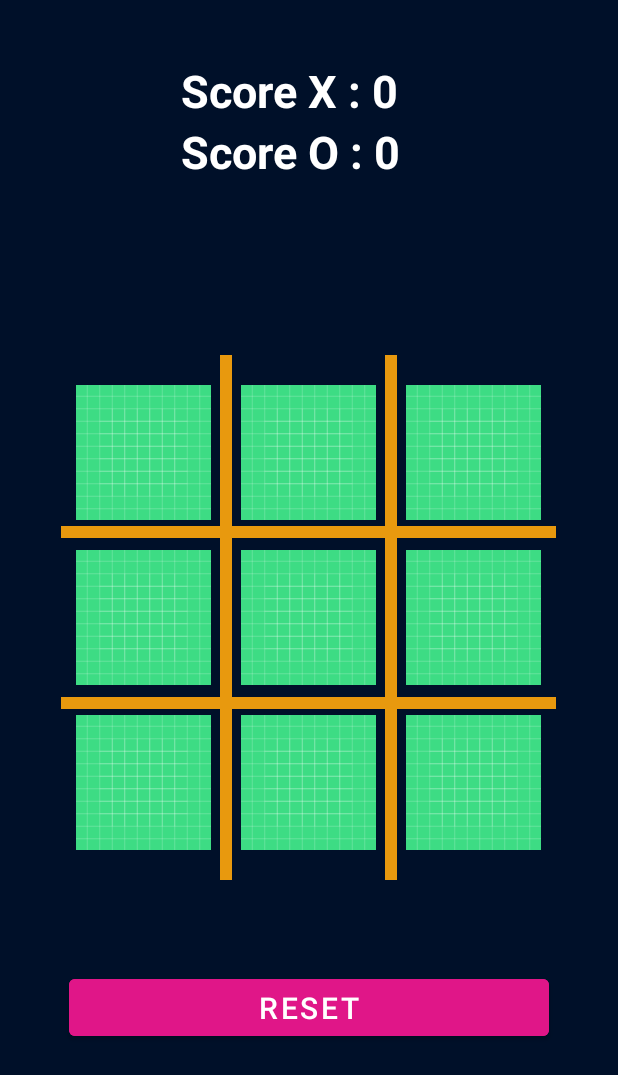
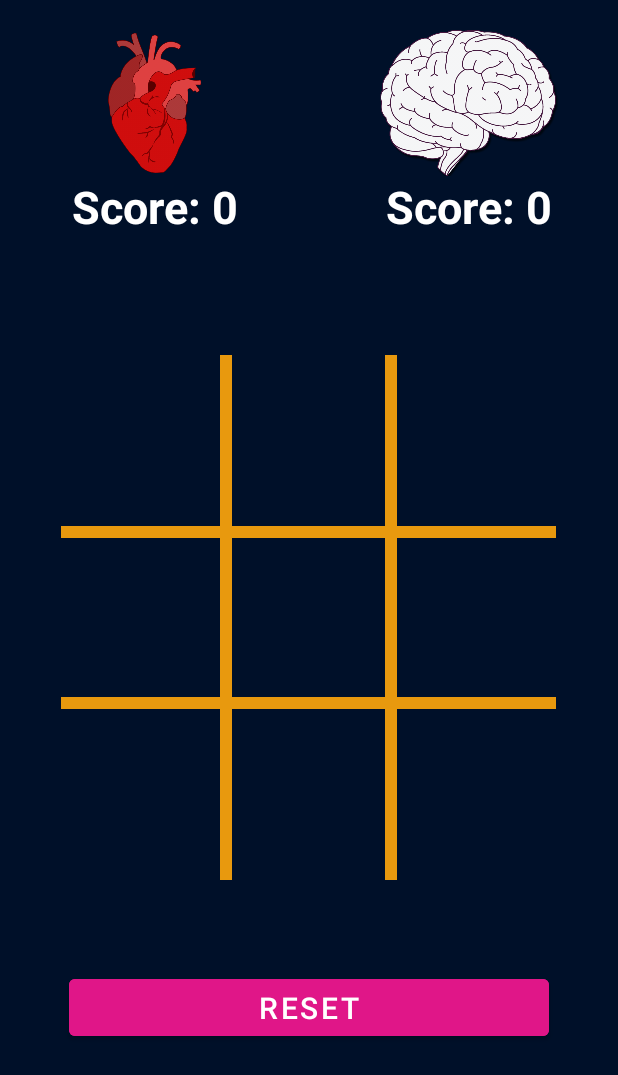
Before and after one commit to nastaran-motiee/tic-tac-toe, an Android app: the screen it shows after launch (MainActivity), on a phone screen of 412 x 824 dp. Shown: the top 1075 px of the screen. Run offline under Robolectric (Android 15) with nearby library versions, the phone set to English and light mode, and no system bars.

Commit message:
second commit

```diff
--- a/app/src/main/res/layout/activity_main.xml
+++ b/app/src/main/res/layout/activity_main.xml
@@ -9,54 +9,76 @@
 
     <!--Scores-->
     <LinearLayout
-        android:layout_width="250dp"
-        android:layout_height="wrap_content"
+        android:id="@+id/HeartFrame"
+        android:layout_width="206dp"
+        android:layout_height="143dp"
+        android:layout_marginTop="20dp"
+        android:layout_marginBottom="10dp"
         android:orientation="vertical"
-        android:paddingRight="40dp"
-        android:paddingLeft="40dp"
-        android:layout_marginTop="40dp"
-        android:layout_centerHorizontal="true">
+
+        >
+
+        <ImageView
+            android:id="@+id/imageView4"
+            android:layout_width="match_parent"
+            android:layout_height="97dp"
+            app:srcCompat="@drawable/cross" />
 
         <TextView
+            android:id="@+id/ScoreX"
             android:layout_width="match_parent"
-            android:layout_height="wrap_content"
-            android:text="Score X : 0"
+            android:layout_height="match_parent"
+            android:text="Score: 0"
+            android:textAlignment="center"
+            android:textColor="@color/white"
             android:textSize="30dp"
-            android:textColor="@color/white"
-            android:textStyle="bold"
-            android:id="@+id/ScoreX">
-
-        </TextView>
-
-        <TextView
-            android:layout_width="match_parent"
-            android:layout_height="wrap_content"
-            android:text="Score O : 0"
-            android:textSize="30dp"
-            android:textColor="@color/white"
-            android:textStyle="bold"
-            android:id="@+id/ScoreO">
+            android:textStyle="bold">
 
         </TextView>
     </LinearLayout>
 
-    <!--Button 1-->
+    <LinearLayout
+        android:layout_width="200dp"
+        android:layout_height="143dp"
+        android:layout_alignParentTop="true"
+        android:layout_alignParentEnd="true"
+        android:layout_marginTop="20dp"
+        android:layout_marginBottom="10dp"
+        android:orientation="vertical">
+
+        <ImageView
+            android:id="@+id/imageView5"
+            android:layout_width="match_parent"
+            android:layout_height="97dp"
+            app:srcCompat="@drawable/circle"/>
+
+        <TextView
+            android:id="@+id/ScoreO"
+            android:layout_width="match_parent"
+            android:layout_height="match_parent"
+            android:text="Score: 0"
+            android:textAlignment="center"
+            android:textColor="@color/white"
+            android:textSize="30dp"
+            android:textStyle="bold">
+
+        </TextView>
+
+    </LinearLayout>
+
     <RelativeLayout
         android:id="@+id/btn1"
         android:layout_width="90dp"
         android:layout_height="90dp"
-        android:layout_centerInParent="true"
         android:layout_above="@id/btn5"
         android:layout_toStartOf="@id/btn2"
         android:layout_marginBottom="20dp"
         android:background="#001029">
 
         <ImageView
+            android:id="@+id/buttonImage1"
             android:layout_width="match_parent"
-            android:layout_height="match_parent"
-            android:src="@drawable/ic_launcher_background"
-            android:id="@+id/buttonImage1">
-        </ImageView>
+            android:layout_height="match_parent"></ImageView>
 
     </RelativeLayout>
 
@@ -73,11 +95,9 @@
         android:background="#001029">
 
         <ImageView
+            android:id="@+id/buttonImage2"
             android:layout_width="match_parent"
-            android:layout_height="match_parent"
-            android:src="@drawable/ic_launcher_background"
-            android:id="@+id/buttonImage2">
-        </ImageView>
+            android:layout_height="match_parent"></ImageView>
 
     </RelativeLayout>
 
@@ -86,18 +106,15 @@
         android:id="@+id/btn3"
         android:layout_width="90dp"
         android:layout_height="90dp"
-        android:layout_centerInParent="true"
         android:layout_above="@id/btn5"
         android:layout_toEndOf="@id/btn2"
         android:layout_marginBottom="20dp"
         android:background="#001029">
 
         <ImageView
+            android:id="@+id/buttonImage3"
             android:layout_width="match_parent"
-            android:layout_height="match_parent"
-            android:src="@drawable/ic_launcher_background"
-            android:id="@+id/buttonImage3">
-        </ImageView>
+            android:layout_height="match_parent"></ImageView>
 
     </RelativeLayout>
 
@@ -111,11 +128,9 @@
         android:background="#001029">
 
         <ImageView
+            android:id="@+id/buttonImage4"
             android:layout_width="match_parent"
-            android:layout_height="match_parent"
-            android:src="@drawable/ic_launcher_background"
-            android:id="@+id/buttonImage4">
-        </ImageView>
+            android:layout_height="match_parent"></ImageView>
 
     </RelativeLayout>
 
@@ -130,11 +145,9 @@
         android:background="#001029">
 
         <ImageView
+            android:id="@+id/buttonImage5"
             android:layout_width="match_parent"
-            android:layout_height="match_parent"
-            android:src="@drawable/ic_launcher_background"
-            android:id="@+id/buttonImage5">
-        </ImageView>
+            android:layout_height="match_parent"></ImageView>
 
     </RelativeLayout>
 
@@ -148,11 +161,9 @@
         android:background="#001029">
 
         <ImageView
+            android:id="@+id/buttonImage6"
             android:layout_width="match_parent"
-            android:layout_height="match_parent"
-            android:src="@drawable/ic_launcher_background"
-            android:id="@+id/buttonImage6">
-        </ImageView>
+            android:layout_height="match_parent"></ImageView>
 
     </RelativeLayout>
 
@@ -168,11 +179,9 @@
         android:background="#001029">
 
         <ImageView
+            android:id="@+id/buttonImage7"
             android:layout_width="match_parent"
-            android:layout_height="match_parent"
-            android:src="@drawable/ic_launcher_background"
-            android:id="@+id/buttonImage7">
-        </ImageView>
+            android:layout_height="match_parent"></ImageView>
 
     </RelativeLayout>
 
@@ -189,11 +198,9 @@
         android:background="#001029">
 
         <ImageView
+            android:id="@+id/buttonImage8"
             android:layout_width="match_parent"
-            android:layout_height="match_parent"
-            android:src="@drawable/ic_launcher_background"
-            android:id="@+id/buttonImage8">
-        </ImageView>
+            android:layout_height="match_parent"></ImageView>
 
     </RelativeLayout>
 
@@ -209,11 +216,9 @@
         android:background="#001029">
 
         <ImageView
+            android:id="@+id/buttonImage9"
             android:layout_width="match_parent"
-            android:layout_height="match_parent"
-            android:src="@drawable/ic_launcher_background"
-            android:id="@+id/buttonImage9">
-        </ImageView>
+            android:layout_height="match_parent"></ImageView>
 
     </RelativeLayout>
 
@@ -240,11 +245,10 @@
     <RelativeLayout
         android:layout_width="8dp"
         android:layout_height="350dp"
-        android:background="#E8990E"
         android:layout_centerVertical="true"
+        android:layout_marginEnd="-14dp"
         android:layout_toStartOf="@id/btn5"
-        android:layout_marginEnd="-14dp">
-    </RelativeLayout>
+        android:background="#E8990E"></RelativeLayout>
 
     <RelativeLayout
         android:layout_width="8dp"
@@ -257,17 +261,16 @@
 
     <!--Reset button-->
     <Button
+        android:id="@+id/Reset"
         android:layout_width="320dp"
         android:layout_height="50dp"
         android:layout_below="@+id/btn8"
         android:layout_centerHorizontal="true"
         android:layout_marginTop="80dp"
+        android:backgroundTint="#E01688"
         android:text="Reset"
-        android:id="@+id/Reset"
-        android:textSize="20sp"
         android:textColor="@color/white"
-        android:backgroundTint="#E01688">
-    </Button>
+        android:textSize="20sp"></Button>
 
 
 
```
Also changed, not shown: app/src/main/java/com/example/tictactoe/MainActivity.java (+151 -191 lines), app/src/main/res/layout/brain_dialog.xml (added, +40 -0 lines), app/src/main/res/layout/heart_dialog.xml (added, +38 -0 lines), app/src/main/res/layout/x_dialog.xml (added, +40 -0 lines), app/src/main/res/drawable/x.png (added).
